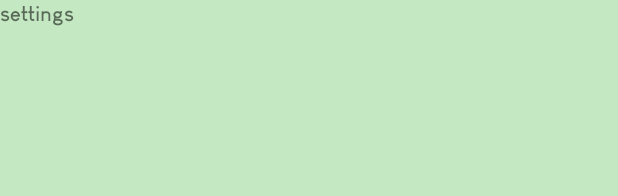
After one commit to EduardDumitrescul/Focus, an Android app: the layout activity_settings.xml on its own in the app's theme, with its tools: preview values and no code run, on a phone screen of 412 x 824 dp. The commit adds this screen. Shown: the top 196 px of the screen. Run offline under Robolectric (Android 15) with nearby library versions, the phone set to English and light mode, and no system bars.

Commit message:
created settings activity

```diff
--- /dev/null
+++ b/app/src/main/res/layout/activity_settings.xml
@@ -0,0 +1,11 @@
+<?xml version="1.0" encoding="utf-8"?>
+<FrameLayout xmlns:android="http://schemas.android.com/apk/res/android"
+    android:layout_width="match_parent"
+    android:layout_height="match_parent">
+
+    <TextView
+        android:layout_width="wrap_content"
+        android:layout_height="wrap_content"
+        android:text="settings"/>
+
+</FrameLayout>
--- a/app/src/main/res/values/strings.xml
+++ b/app/src/main/res/values/strings.xml
@@ -26,4 +26,5 @@
     <string name="confirm_icon">confirm icon</string>
     <string name="channel_name">session finished channel</string>
     <string name="channel_description">A channel for sending notifications when sessions are completed.</string>
+    <string name="settings_button">settings button</string>
 </resources>
```
Also changed, not shown: app/src/main/AndroidManifest.xml (+8 -0 lines), app/src/main/java/com/example/focustycoon/focus/FocusFragment.kt (+7 -0 lines), app/src/main/java/com/example/focustycoon/settings/SettingsActivity.kt (added, +7 -0 lines), app/src/main/res/drawable/settings_48px.xml (added, +10 -0 lines), app/src/main/res/layout/fragment_focus.xml (+14 -1 lines).
